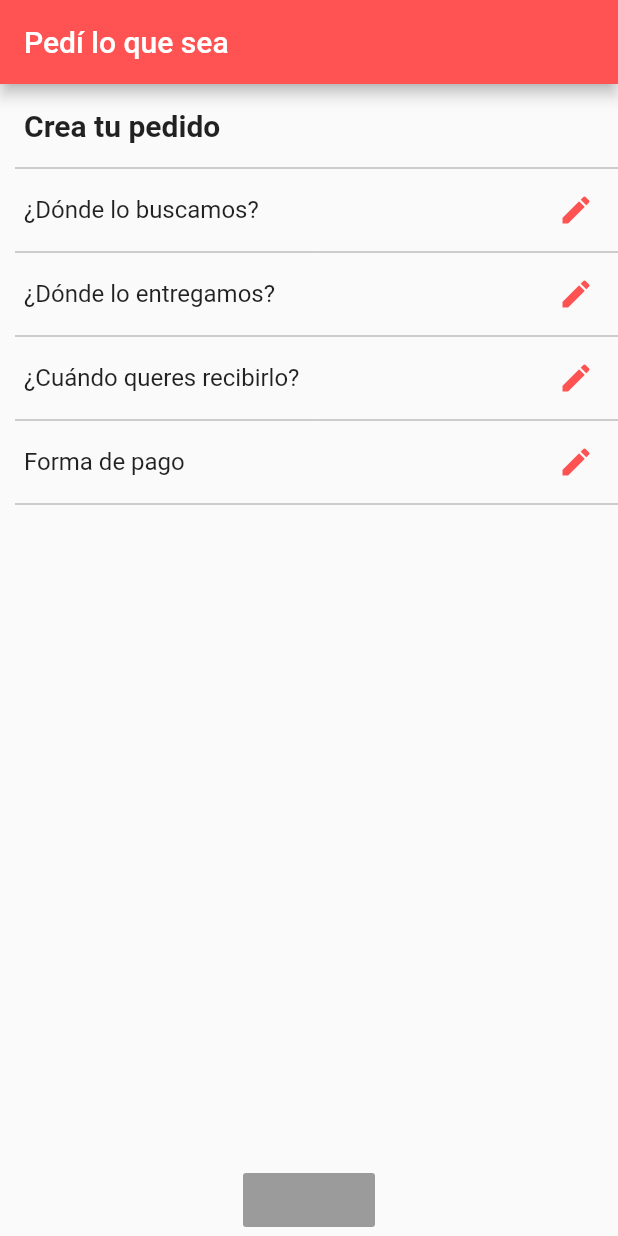
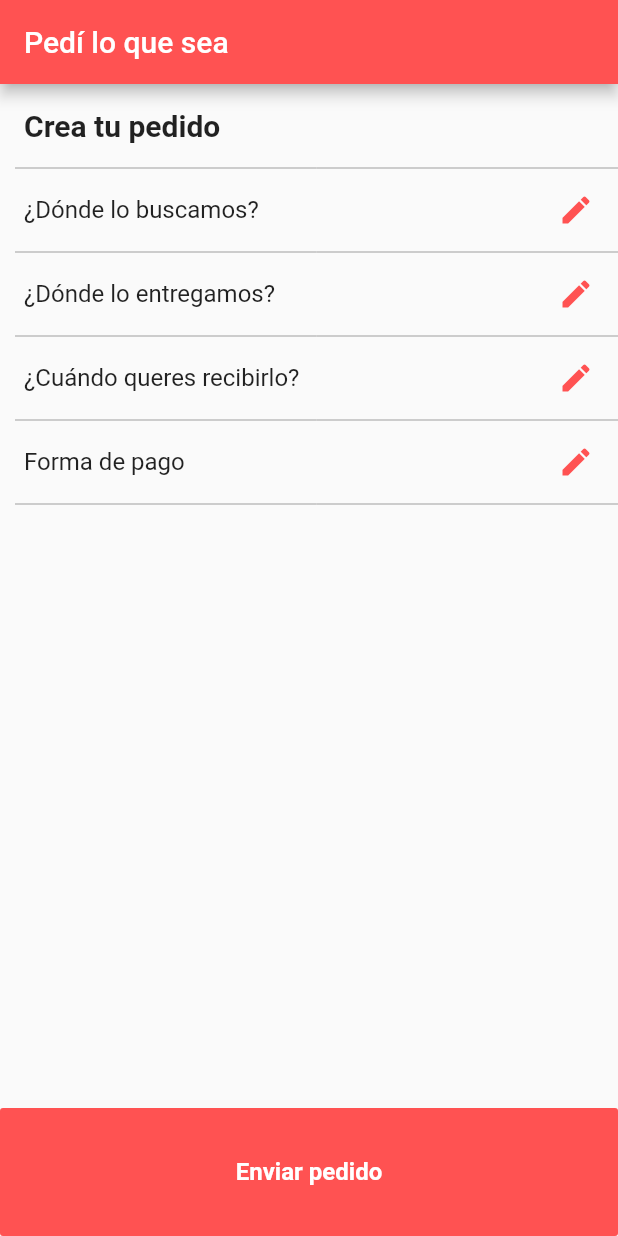
Before and after one commit to albarogarzon/Flutter_Delivery_Mobile_App, a Flutter app: the screen it shows after launch, on a phone screen of 412 x 824 dp. Run offline on Flutter 3.47's test engine with Material 2 defaults, Android fonts, the phone set to English and light mode, and no system bars.

Commit message:
Changes on main_screen file, deleted get package

```diff
--- a/isw_implementacion_us_08_g5/lib/providers/DireccionRetiroProvider.dart
+++ b/isw_implementacion_us_08_g5/lib/providers/DireccionRetiroProvider.dart
@@ -22,5 +22,6 @@ class DireccionRetiroProvider extends ChangeNotifier {
 
   void setTelefono(int telefono) {
     this._direccion.telefono = telefono;
+    notifyListeners();
   }
 }
--- a/isw_implementacion_us_08_g5/lib/screens/pedir_lo_que_sea/main_screen.dart
+++ b/isw_implementacion_us_08_g5/lib/screens/pedir_lo_que_sea/main_screen.dart
@@ -1,27 +1,9 @@
 import 'package:flutter/material.dart';
-import 'package:get/get.dart';
 import 'package:isw_implementacion_us_08_g5/models/Direccion.dart';
 import 'package:isw_implementacion_us_08_g5/providers/DireccionRetiroProvider.dart';
 import 'package:provider/provider.dart';
 
-class PedirLoQueSeaMainScreen extends StatefulWidget {
-  PedirLoQueSeaMainScreen();
-
-  @override
-  _PedirLoQueSeaMainScreenState createState() =>
-      _PedirLoQueSeaMainScreenState();
-}
-
-class _PedirLoQueSeaMainScreenState extends State<PedirLoQueSeaMainScreen> {
-  final List<String> listItemTitles = [
-    "Crea tu pedido",
-    "¿Qué buscamos?",
-    "¿Dónde lo buscamos?",
-    "¿Dónde lo entregamos?",
-    "¿Cuando queres recibirlo?",
-    "Forma de pago"
-  ];
-
+class PedirLoQueSeaMainScreen extends StatelessWidget {
   @override
   Widget build(BuildContext context) {
     Direccion direccionRetiro =
@@ -31,46 +13,74 @@ class _PedirLoQueSeaMainScreenState extends State<PedirLoQueSeaMainScreen> {
       appBar: AppBar(
           title: Text("Pedí lo que sea"), backgroundColor: Colors.redAccent),
       body: Column(
+        verticalDirection: VerticalDirection.down,
+        textDirection: TextDirection.ltr,
+        mainAxisSize: MainAxisSize.min,
         mainAxisAlignment: MainAxisAlignment.start,
         crossAxisAlignment: CrossAxisAlignment.center,
         children: [
           Expanded(
+            flex: 8,
             child: ListView(
               children: [
-                ListItem(
+                ListTile(
                   title: Text(
                     "Crea tu pedido",
                     style: TextStyle(fontWeight: FontWeight.bold, fontSize: 20),
                   ),
                 ),
                 _divider,
-                ListItem(
+                ListTile(
                   title: Text("¿Dónde lo buscamos?"),
                   subtitle: direccionRetiro.calle.isEmpty
                       ? null
                       : Text(direccionRetiro.calle),
-                  icon: Icon(Icons.edit, color: Colors.redAccent),
+                  trailing: Icon(Icons.edit, color: Colors.redAccent),
+                  onTap: () {
+                    Navigator.push(
+                        context,
+                        MaterialPageRoute(
+                            builder: (context) => SecondScreenTest()));
+                  },
                 ),
                 _divider,
-                ListItem(
+                ListTile(
                   title: Text("¿Dónde lo entregamos?"),
-                  icon: Icon(Icons.edit, color: Colors.redAccent),
+                  trailing: Icon(Icons.edit, color: Colors.redAccent),
                 ),
                 _divider,
-                ListItem(
+                ListTile(
                   title: Text("¿Cuándo queres recibirlo?"),
-                  icon: Icon(Icons.edit, color: Colors.redAccent),
+                  trailing: Icon(Icons.edit, color: Colors.redAccent),
                 ),
                 _divider,
-                ListItem(
+                ListTile(
                   title: Text("Forma de pago"),
-                  icon: Icon(Icons.edit, color: Colors.redAccent),
+                  trailing: Icon(Icons.edit, color: Colors.redAccent),
                 ),
                 _divider,
               ],
             ),
           ),
-          RaisedButton(onPressed: null)
+          Expanded(
+            flex: 1,
+            child: SizedBox(
+              width: double.infinity,
+              child: RaisedButton(
+                  elevation: 0,
+                  child: Text(
+                    "Enviar pedido",
+                    style: TextStyle(
+                        fontWeight: FontWeight.bold,
+                        fontSize: 16,
+                        color: Colors.white),
+                  ),
+                  color: Colors.redAccent,
+                  onPressed: () {
+                    print("Peidido Enviado");
+                  }),
+            ),
+          )
         ],
       ),
     );
@@ -82,27 +92,6 @@ final Divider _divider = Divider(
   indent: 10,
   height: 0,
 );
-
-class ListItem extends StatelessWidget {
-  final Widget title;
-  final Icon icon;
-  final Widget subtitle;
-  final Function onTap;
-  ListItem({this.onTap, this.subtitle, this.icon, this.title});
-
-  @override
-  Widget build(BuildContext context) {
-    return ListTile(
-      onTap: () {
-        Navigator.push(context,
-            MaterialPageRoute(builder: (context) => SecondScreenTest()));
-      },
-      subtitle: this.subtitle != null ? this.subtitle : null,
-      title: this.title != null ? this.title : null,
-      trailing: this.icon != null ? this.icon : null,
-    );
-  }
-}
 
 class SecondScreenTest extends StatefulWidget {
   SecondScreenTest();
--- a/isw_implementacion_us_08_g5/pubspec.yaml
+++ b/isw_implementacion_us_08_g5/pubspec.yaml
@@ -27,7 +27,6 @@ dependencies:
   # The following adds the Cupertino Icons font to your application.
   # Use with the CupertinoIcons class for iOS style icons.
   cupertino_icons: ^0.1.3
-  get: ^3.5.1
   provider: ^4.3.2+1
 
 dev_dependencies:
```
Also changed, not shown: isw_implementacion_us_08_g5/pubspec.lock.
